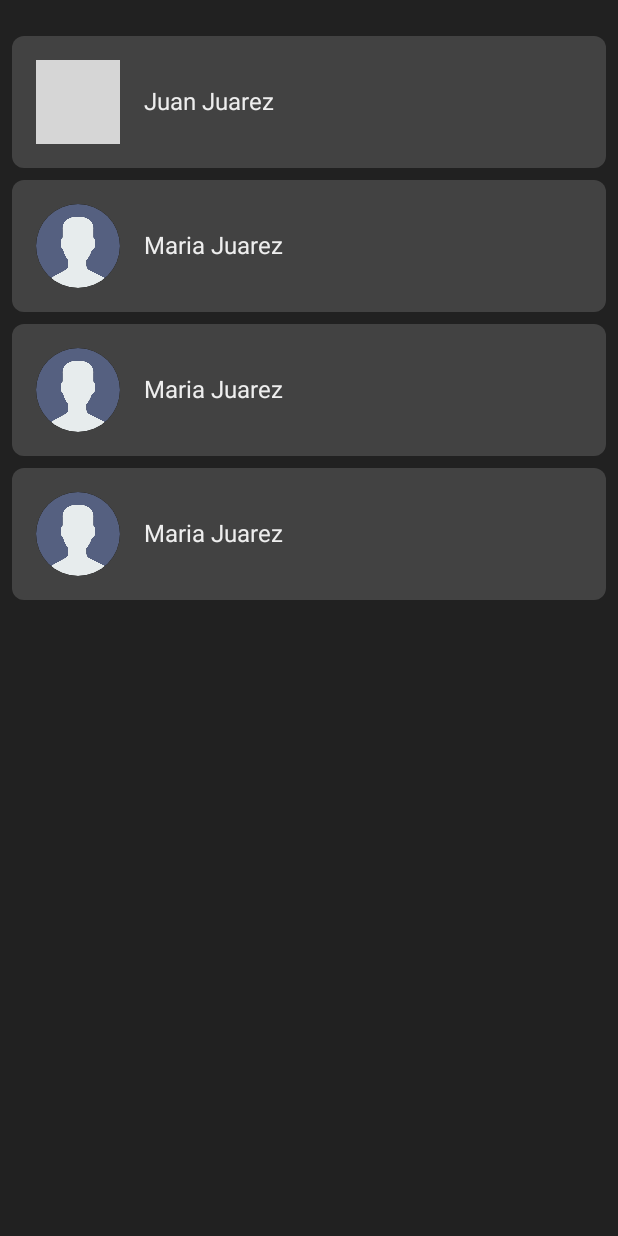
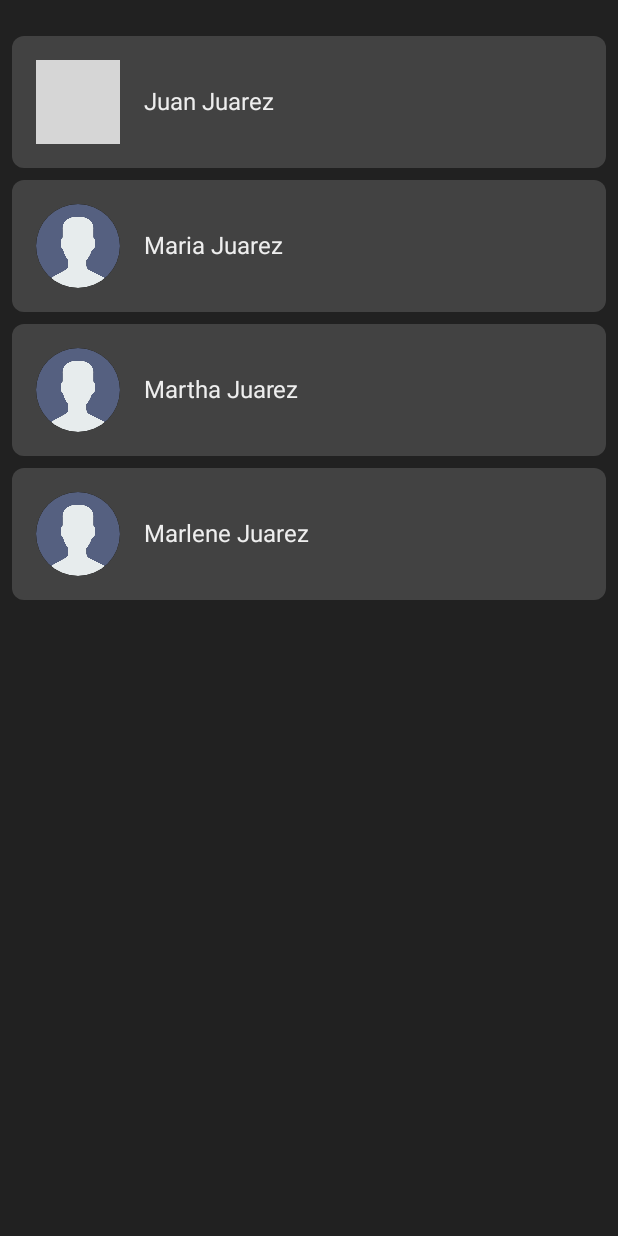
Before and after one commit to MarcosMontiel/UsersSP, an Android app built with Jetpack Compose: the screen it shows after launch (MainActivity), on a phone screen of 412 x 824 dp. Run offline under Robolectric (Android 15) with nearby library versions, the phone set to English and light mode, and no system bars; our stand-ins replace Dagger/Hilt's generated code; pictures from the network do not load; grey boxes are pictures that could not be loaded.

Commit message:
User Screen was modified

```diff
--- a/app/src/main/java/com/marcosmontiel/userssp/presentation/screen/user/UserScreen.kt
+++ b/app/src/main/java/com/marcosmontiel/userssp/presentation/screen/user/UserScreen.kt
@@ -32,8 +32,8 @@ fun UserScreen(navController: NavHostController) {
                     url = "https://firebasestorage.googleapis.com/v0/b/games-learning.appspot.com/o/Posts%2F3ba3ac98-6487-4cd5-9dc8-5d00831e498f6845442358286615801.jpg?alt=media&token=f671ccdb-5fac-4bed-baaa-9394d2dddcc7"
                 ),
                 User(name = "Maria", lastName = "Juarez"),
-                User(name = "Maria", lastName = "Juarez"),
-                User(name = "Maria", lastName = "Juarez"),
+                User(name = "Martha", lastName = "Juarez"),
+                User(name = "Marlene", lastName = "Juarez"),
             ),
         )
 
```
